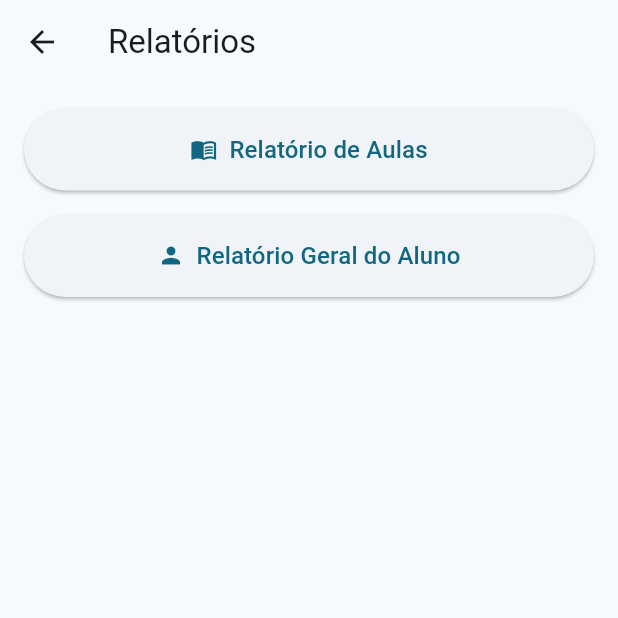
After one commit to santos-savio/Toque-Musical, a Flutter app: the screen it shows after launch, after a tap on "Relatórios", on a phone screen of 412 x 824 dp, the top half of it. The commit adds this screen. Run offline on Flutter 3.47's test engine with Material 3 defaults, Android fonts, the phone set to English and light mode, and no system bars; our stand-ins replace package_info_plus, rxdart, sqflite; accounts and stored records are empty.

Commit message:
feat: added professor, relatórios and alunos

```diff
--- a/lib/helpers/database_helper.dart
+++ b/lib/helpers/database_helper.dart
@@ -18,7 +18,7 @@ class DatabaseHelper {
   static Future<Database> _initializeDatabase() async {
     final path = join(await getDatabasesPath(), 'toque_musical.db');
 
-    await deleteDatabase(path);
+    //await deleteDatabase(path);
 
     return openDatabase(
       path,
--- a/lib/modules/home/home_page.dart
+++ b/lib/modules/home/home_page.dart
@@ -1,4 +1,7 @@
 import 'package:flutter/material.dart';
+import 'package:toque_musical/modules/professor/professor_page.dart';
+import 'package:toque_musical/modules/relatorios/relatorios_page.dart';
+import 'package:toque_musical/modules/sobre/sobre_page.dart';
 
 import '../alunos/alunos_page.dart';
 import '../aulas/aulas_page.dart';
@@ -56,9 +59,42 @@ class HomePage extends StatelessWidget {
                 );
               },
             ),
-            MenuCard(icon: Icons.bar_chart, label: 'Relatórios'),
-            MenuCard(icon: Icons.info, label: 'Sobre'),
-            MenuCard(icon: Icons.person, label: 'Professor'),
+            MenuCard(
+              icon: Icons.bar_chart,
+              label: 'Relatórios',
+              onTap: () {
+                Navigator.push(
+                  context,
+                  MaterialPageRoute(
+                    builder: (context) => RelatoriosPage(),
+                  ),
+                );
+              },
+            ),
+            MenuCard(
+              icon: Icons.info,
+              label: 'Sobre',
+              onTap: () {
+                Navigator.push(
+                  context,
+                  MaterialPageRoute(
+                    builder: (context) => SobrePage(),
+                  ),
+                );
+              },
+            ),
+            MenuCard(
+              icon: Icons.person,
+              label: 'Professor',
+              onTap: () {
+                Navigator.push(
+                  context,
+                  MaterialPageRoute(
+                    builder: (context) => ProfessorPage(),
+                  ),
+                );
+              },
+            ),
           ],
         ),
       ),
--- /dev/null
+++ b/lib/modules/relatorios/relatorios_page.dart
@@ -0,0 +1,66 @@
+import 'package:flutter/material.dart';
+
+import 'components/relatorio_de_aulas_page.dart';
+import 'components/relatorio_geral_aluno_page.dart';
+
+class RelatoriosPage extends StatelessWidget {
+  const RelatoriosPage({super.key});
+
+  @override
+  Widget build(BuildContext context) {
+    return Scaffold(
+      appBar: AppBar(
+        title: const Text('Relatórios'),
+      ),
+      body: Padding(
+        padding: const EdgeInsets.all(16.0),
+        child: Column(
+          crossAxisAlignment: CrossAxisAlignment.stretch,
+          children: [
+            ElevatedButton.icon(
+              onPressed: () {
+                _navigateToRelatorioDeAulas(context);
+              },
+              icon: const Icon(Icons.menu_book),
+              label: const Text(
+                'Relatório de Aulas',
+                style: TextStyle(fontSize: 16),
+              ),
+              style: ElevatedButton.styleFrom(
+                padding: const EdgeInsets.symmetric(vertical: 16),
+              ),
+            ),
+            const SizedBox(height: 16),
+            ElevatedButton.icon(
+              onPressed: () {
+                _navigateToRelatorioGeralAluno(context);
+              },
+              icon: const Icon(Icons.person),
+              label: const Text(
+                'Relatório Geral do Aluno',
+                style: TextStyle(fontSize: 16),
+              ),
+              style: ElevatedButton.styleFrom(
+                padding: const EdgeInsets.symmetric(vertical: 16),
+              ),
+            ),
+          ],
+        ),
+      ),
+    );
+  }
+
+  void _navigateToRelatorioDeAulas(BuildContext context) {
+    Navigator.push(
+      context,
+      MaterialPageRoute(builder: (context) => const RelatorioDeAulasPage()),
+    );
+  }
+
+  void _navigateToRelatorioGeralAluno(BuildContext context) {
+    Navigator.push(
+      context,
+      MaterialPageRoute(builder: (context) => const RelatorioGeralAlunoPage()),
+    );
+  }
+}
--- a/pubspec.yaml
+++ b/pubspec.yaml
@@ -11,11 +11,11 @@ environment:
 dependencies:
   flutter:
     sdk: flutter
-
   cupertino_icons: ^1.0.8
-  sqflite: ^2.4.1
+  package_info_plus: ^8.1.3
   path: ^1.9.0
   rxdart: ^0.28.0
+  sqflite: ^2.4.1
 
 dev_dependencies:
   flutter_test:
```
Also changed, not shown: lib/modules/professor/professor_controller.dart (added, +42 -0 lines), lib/modules/professor/professor_page.dart (added, +161 -0 lines), lib/modules/relatorios/components/relatorio_de_aulas_page.dart (added, +17 -0 lines), lib/modules/relatorios/components/relatorio_geral_aluno_page.dart (added, +17 -0 lines), lib/modules/sobre/sobre_page.dart (added, +66 -0 lines).
